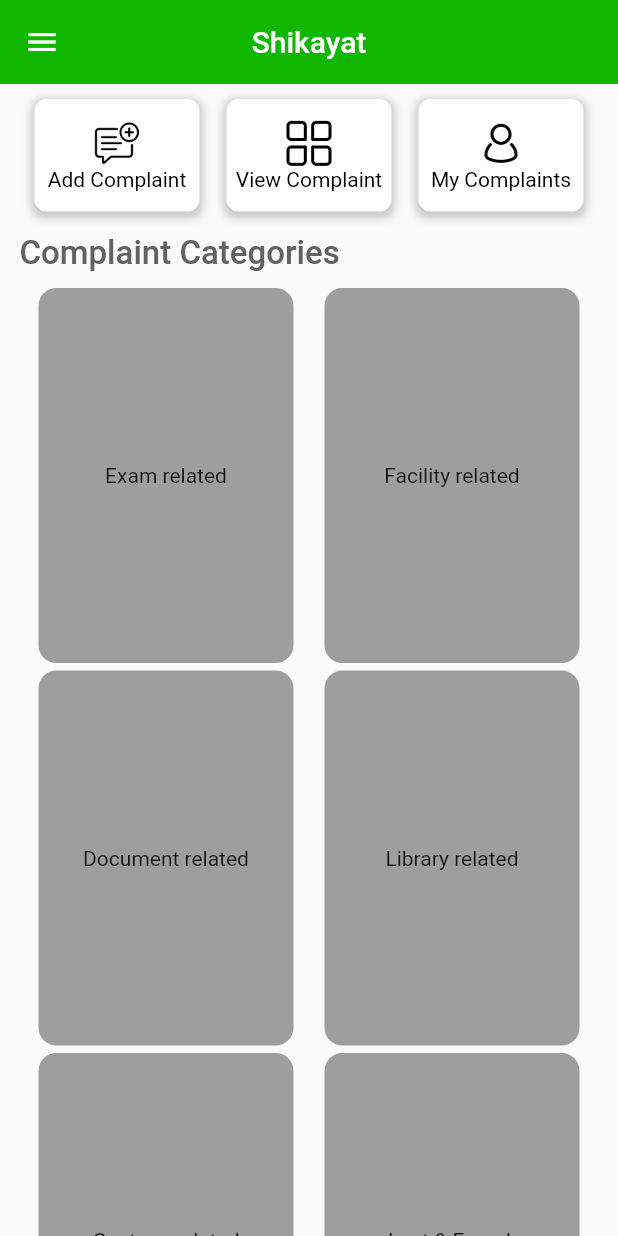
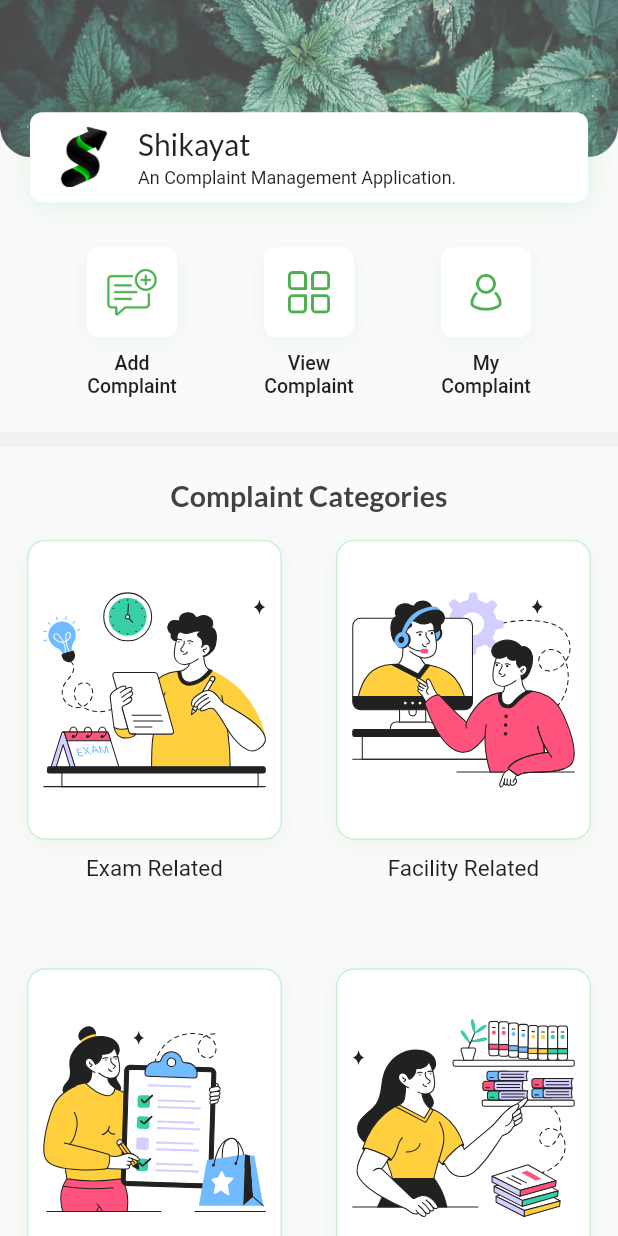
Before and after one commit to VikramadityaDev/shikayat, a Flutter app: the screen it shows after launch, on a phone screen of 412 x 824 dp. Run offline on Flutter 3.47's test engine with Material 2 defaults, Android fonts, the phone set to English and light mode, and no system bars; our stand-ins replace firebase_core, google_fonts, lottie; accounts and stored records are empty.

Commit message:
full code updated

```diff
--- a/lib/screens/student/home_screen.dart
+++ b/lib/screens/student/home_screen.dart
@@ -1,278 +1,472 @@
 import 'package:flutter/material.dart';
+import 'package:google_fonts/google_fonts.dart';
+import 'package:lottie/lottie.dart';
+import 'package:shikayat/categories/canteen.dart';
+import 'package:shikayat/categories/document.dart';
+import 'package:shikayat/categories/exam.dart';
+import 'package:shikayat/categories/facility.dart';
+import 'package:shikayat/categories/library.dart';
+import 'package:shikayat/categories/lost&found.dart';
+import 'package:shikayat/utils/assets.dart';
 
-class HomeScreen extends StatefulWidget {
+class HomeScreen extends StatefulWidget with WidgetsBindingObserver {
   const HomeScreen({super.key});
 
   @override
   State<HomeScreen> createState() => _HomeScreenState();
 }
 
-class _HomeScreenState extends State<HomeScreen> {
+class _HomeScreenState extends State<HomeScreen>
+    with TickerProviderStateMixin, WidgetsBindingObserver {
   final scaffoldKey = GlobalKey<ScaffoldState>();
+
+  late AnimationController slideController;
+  late Animation<double> slideAnimation;
+  List<Map<String, dynamic>> columnData = [];
+
+  @override
+  void initState() {
+    super.initState();
+    WidgetsBinding.instance.addObserver(this);
+    slideController = AnimationController(
+      vsync: this,
+      duration: const Duration(seconds: 2),
+    );
+    slideAnimation = Tween<double>(
+      begin: 0.0,
+      end: 1.0,
+    ).animate(
+      CurvedAnimation(
+        parent: slideController,
+        curve: Curves.easeOut,
+      ),
+    );
+    slideController.forward();
+  }
+
+  @override
+  void dispose() {
+    WidgetsBinding.instance.removeObserver(this);
+    slideController.dispose();
+    super.dispose();
+  }
+
+  List<Map<String, dynamic>> _buildColumnData(BuildContext context) {
+    return [
+      {
+        'asset': MyAssets.examRelated,
+        'name': 'Exam Related',
+        'onPress': () {
+          Navigator.push(
+            context,
+            MaterialPageRoute(builder: (context) => const Exam()),
+          );
+        },
+      },
+      {
+        'asset': MyAssets.facilityRelated,
+        'name': 'Facility Related',
+        'onPress': () {
+          Navigator.push(
+            context,
+            MaterialPageRoute(builder: (context) => const Facility()),
+          );
+        },
+      },
+      {
+        'asset': MyAssets.documentRelated,
+        'name': 'Document Related',
+        'onPress': () {
+          Navigator.push(
+            context,
+            MaterialPageRoute(builder: (context) => const Document()),
+          );
+        },
+      },
+      {
+        'asset': MyAssets.libraryRelated,
+        'name': 'Library Related',
+        'onPress': () {
+          Navigator.push(
+            context,
+            MaterialPageRoute(builder: (context) => const Library()),
+          );
+        },
+      },
+      {
+        'asset': MyAssets.canteenRelated,
+        'name': 'Canteen Related',
+        'onPress': () {
+          Navigator.push(
+            context,
+            MaterialPageRoute(builder: (context) => const Canteen()),
+          );
+        },
+      },
+      {
+        'asset': MyAssets.lostAndFound,
+        'name': 'Lost & Found Related',
+        'onPress': () {
+          Navigator.push(
+            context,
+            MaterialPageRoute(builder: (context) => const LostAndFound()),
+          );
+        },
+      },
+    ];
+  }
+
+  @override
+  void didChangeAppLifecycleState(AppLifecycleState state) {
+    if (state == AppLifecycleState.resumed) {
+      slideController.forward();
+    }
+  }
 
   @override
   Widget build(BuildContext context) {
+    columnData = _buildColumnData(context);
     return SafeArea(
       child: Scaffold(
         key: scaffoldKey,
-        appBar: AppBar(
-          centerTitle: true,
-          title: const Text(
-            "Shikayat",
+        body: GestureDetector(
+          onTap: () => FocusScope.of(context).unfocus(),
+          child: ListView(
+            physics: const BouncingScrollPhysics(),
+            children: [
+              Column(
+                children: [
+                  buildHeader(),
+                  const SizedBox(
+                    height: 20,
                   ),
-          elevation: 0,
-          backgroundColor: const Color(0xFF10B600),
+                  buildAddViewComplaintRow(),
+                  const SizedBox(
+                    height: 20,
                   ),
-        drawer: Drawer(
-          backgroundColor: Colors.white,
-          child: ListView(
-            padding: EdgeInsets.zero,
-            children: [
-              const UserAccountsDrawerHeader(
-                decoration: BoxDecoration(color: Color(0xFF10B600),),
-                accountName: Text('User Name'),
-                accountEmail: Text('Lpcps@example.com'),
-                currentAccountPicture: CircleAvatar(
-                  backgroundColor: Colors.white,
-                  child: Icon(Icons.person),
+                  Divider(
+                    thickness: 10,
+                    color: Colors.grey.withOpacity(0.1),
+                  ),
+                  SlideTransition(
+                    position: Tween<Offset>(
+                      begin: const Offset(0, 0.25),
+                      end: const Offset(0, 0),
+                    ).animate(
+                      CurvedAnimation(
+                        parent: slideController,
+                        curve: Curves.easeOut,
                       ),
                     ),
-              ListTile(
-                leading: const Icon(Icons.home),
-                title: const Text('Home'),
-                onTap: () {
-                  Navigator.pop(context);
-                },
+                    child: Padding(
+                      padding: const EdgeInsets.symmetric(
+                          horizontal: 24, vertical: 18),
+                      child: Text(
+                        "Complaint Categories",
+                        style: GoogleFonts.lato(
+                          fontWeight: FontWeight.w600,
+                          fontSize: 19,
+                          color: Colors.grey[800],
                         ),
-              ListTile(
-                leading: const Icon(Icons.settings),
-                title: const Text('Settings'),
-                onTap: () {
-                  Navigator.pop(context);
+                      ),
+                    ),
+                  ),
+                  GridView.builder(
+                    padding: const EdgeInsets.symmetric(horizontal: 10.0),
+                    gridDelegate:
+                        const SliverGridDelegateWithFixedCrossAxisCount(
+                      crossAxisCount: 2,
+                      crossAxisSpacing: 20.0,
+                      mainAxisSpacing: 8.0,
+                      childAspectRatio: 0.67,
+                    ),
+                    itemCount: columnData.length,
+                    shrinkWrap: true,
+                    physics: const NeverScrollableScrollPhysics(),
+                    itemBuilder: (context, index) {
+                      return SlideTransition(
+                          position: Tween<Offset>(
+                            begin: const Offset(0, 0.25),
+                            end: const Offset(0, 0),
+                          ).animate(
+                            CurvedAnimation(
+                              parent: slideController,
+                              curve: Interval(index / columnData.length, 1.0,
+                                  curve: Curves.easeOut),
+                            ),
+                          ),
+                          child: buildColumn(
+                            context,
+                            columnData[index]['asset'],
+                            columnData[index]['name'],
+                            columnData[index]['onPress'],
+                          ),
+                      );
                     },
                   ),
                 ],
               ),
+            ],
           ),
-        body: GestureDetector(
-          onTap: () => FocusScope.of(context).unfocus(),
-          child: SingleChildScrollView(
-            child: Padding(
-              padding: const EdgeInsets.all(5.0),
-              child: Column(
-                  crossAxisAlignment: CrossAxisAlignment.start,
+        ),
+      ),
+    );
+  }
+
+  Widget buildHeader() {
+    return Stack(
       children: [
-                    const SizedBox(
-                      height: 5,
+        Padding(
+          padding: const EdgeInsets.only(bottom: 40),
+          child: Image.asset('assets/decoration.png'),
         ),
-                    Row(
-                      mainAxisAlignment: MainAxisAlignment.spaceEvenly,
-                      children: [
-                        Container(
-                          alignment: Alignment.center,
-                          width: 110.0,
-                          height: 75,
+        Positioned(
+          bottom: 10,
+          right: 20,
+          left: 20,
+          child: Container(
+            width: MediaQuery.of(context).size.width * 0.8,
+            height: 60,
             decoration: BoxDecoration(
                 color: Colors.white,
                 borderRadius: BorderRadius.circular(8),
                 boxShadow: [
                   BoxShadow(
-                                color: Colors.black.withOpacity(0.2),
-                                // Shadow color
-                                spreadRadius: 2,
-                                // Spread radius
-                                blurRadius: 4,
-                                // Blur radius
-                                offset: const Offset(
-                                    0, 2), // Offset from the bottom
+                    color: const Color(0xFF50CD6D).withOpacity(0.2),
+                    blurRadius: 16,
+                    offset: const Offset(1, 1),
                   ),
+                ]),
+            child: Padding(
+              padding: const EdgeInsets.symmetric(
+                horizontal: 16,
+              ),
+              child: Row(
+                children: [
+                  Image.asset(
+                    'assets/shikayat_logo.png',
+                    height: 40,
+                  ),
+                  const SizedBox(
+                    width: 16,
+                  ),
+                  Column(
+                    mainAxisAlignment: MainAxisAlignment.center,
+                    crossAxisAlignment: CrossAxisAlignment.start,
+                    children: [
+                      Text(
+                        'Shikayat',
+                        style: GoogleFonts.lato(
+                          fontSize: 20,
+                          fontWeight: FontWeight.w500,
+                        ),
+                      ),
+                      const SizedBox(
+                        height: 4,
+                      ),
+                      const Text(
+                        "An Complaint Management Application.",
+                        style: TextStyle(
+                            fontSize: 12, fontWeight: FontWeight.w400),
+                      )
                     ],
-                          ),
-                          child: const Column(
-                            mainAxisAlignment: MainAxisAlignment.center,
-                            children: [
-                              Image(
-                                image: AssetImage('assets/add_message.png'),
-                                width: 32,
-                                height: 32,
-                              ),
-                              SizedBox(width: 8),
-                              Text(
-                                "Add Complaint",
-                                style: TextStyle(color: Colors.black),
-                              ),
+                  )
                 ],
               ),
             ),
+          ),
+        )
+      ],
+    );
+  }
+
+  Widget buildAddViewComplaintRow() {
+    return Row(
+      mainAxisAlignment: MainAxisAlignment.spaceEvenly,
+      children: [
+        SlideTransition(
+          position: Tween<Offset>(
+            begin: const Offset(0, 0.25),
+            end: const Offset(0, 0),
+          ).animate(
+            CurvedAnimation(
+              parent: slideController,
+              curve: Curves.easeOut,
+            ),
+          ),
+          child: SizedBox(
+            width: 60,
+            child: Column(
+              mainAxisAlignment: MainAxisAlignment.start,
+              crossAxisAlignment: CrossAxisAlignment.center,
+              children: [
                 Container(
-                          alignment: Alignment.center,
-                          width: 110.0,
-                          height: 75,
+                  width: 60,
+                  height: 60,
+                  margin: const EdgeInsets.only(bottom: 10),
                   decoration: BoxDecoration(
                       color: Colors.white,
                       borderRadius: BorderRadius.circular(8),
                       boxShadow: [
                         BoxShadow(
-                                color: Colors.black.withOpacity(0.2),
-                                // Shadow color
-                                spreadRadius: 2,
-                                // Spread radius
-                                blurRadius: 4,
-                                // Blur radius
-                                offset: const Offset(
-                                    0, 2), // Offset from the bottom
+                          color: const Color(0xFF50CD6D).withOpacity(0.1),
+                          blurRadius: 10,
+                          offset: const Offset(0, 3),
                         ),
-                            ],
+                      ]),
+                  child: const Padding(
+                    padding: EdgeInsets.all(12.0),
+                    child: Image(
+                        color: Colors.green,
+                        image: AssetImage('assets/add_message.png')),
                   ),
-                          child: const Column(
-                            mainAxisAlignment: MainAxisAlignment.center,
-                            children: [
-                              Image(
-                                image: AssetImage('assets/view.png'),
-                                width: 32,
-                                height: 32,
                 ),
-                              SizedBox(width: 8),
-                              Text(
-                                "View Complaint",
-                                style: TextStyle(color: Colors.black),
-                              ),
+                const Text(
+                  'Add Complaint',
+                  maxLines: 2,
+                  textAlign: TextAlign.center,
+                  style: TextStyle(fontSize: 13, fontWeight: FontWeight.w500),
+                )
               ],
             ),
           ),
+        ),
+        SlideTransition(
+          position: Tween<Offset>(
+            begin: const Offset(0, 0.25),
+            end: const Offset(0, 0),
+          ).animate(
+            CurvedAnimation(
+              parent: slideController,
+              curve: Curves.easeOut,
+            ),
+          ),
+          child: SizedBox(
+            width: 60,
+            child: Column(
+              mainAxisAlignment: MainAxisAlignment.start,
+              crossAxisAlignment: CrossAxisAlignment.center,
+              children: [
                 Container(
-                          alignment: Alignment.center,
-                          width: 110.0,
-                          height: 75,
+                  width: 60,
+                  height: 60,
+                  margin: const EdgeInsets.only(bottom: 10),
                   decoration: BoxDecoration(
                       color: Colors.white,
                       borderRadius: BorderRadius.circular(8),
                       boxShadow: [
                         BoxShadow(
-                                color: Colors.black.withOpacity(0.2),
-                                // Shadow color
-                                spreadRadius: 2,
-                                // Spread radius
-                                blurRadius: 4,
-                                // Blur radius
-                                offset: const Offset(
-                                    0, 2), // Offset from the bottom
+                          color: const Color(0xFF50CD6D).withOpacity(0.1),
+                          blurRadius: 10,
+                          offset: const Offset(0, 3),
+                        ),
+                      ],),
+                  child: const Padding(
+                    padding: EdgeInsets.all(15.0),
+                    child: Image(
+                        color: Colors.green,
+                        image: AssetImage('assets/view.png'),),
+                  ),
+                ),
+                const Text(
+                  'View Complaint',
+                  maxLines: 2,
+                  textAlign: TextAlign.center,
+                  style: TextStyle(fontSize: 13, fontWeight: FontWeight.w500),
+                )
+              ],
+            ),
+          ),
+        ),
+        SlideTransition(
+          position: Tween<Offset>(
+            begin: const Offset(0, 0.25),
+            end: const Offset(0, 0),
+          ).animate(
+            CurvedAnimation(
+              parent: slideController,
+              curve: Curves.easeOut,
+            ),
+          ),
+          child: SizedBox(
+            width: 60,
+            child: Column(
+              mainAxisAlignment: MainAxisAlignment.start,
+              crossAxisAlignment: CrossAxisAlignment.center,
+              children: [
+                Container(
+                  width: 60,
+                  height: 60,
+                  margin: const EdgeInsets.only(bottom: 10),
+                  decoration: BoxDecoration(
+                      color: Colors.white,
+                      borderRadius: BorderRadius.circular(8),
+                      boxShadow: [
+                        BoxShadow(
+                          color: const Color(0xFF50CD6D).withOpacity(0.1),
+                          blurRadius: 10,
+                          offset: const Offset(0, 3),
+                        ),
+                      ]),
+                  child: const Padding(
+                    padding: EdgeInsets.all(15.0),
+                    child: Image(
+                        color: Colors.green,
+                        image: AssetImage('assets/account.png')),
+                  ),
+                ),
+                const Text(
+                  'My Complaint',
+                  maxLines: 2,
+                  textAlign: TextAlign.center,
+                  style: TextStyle(fontSize: 13, fontWeight: FontWeight.w500),
+                )
+              ],
+            ),
+          ),
+        ),
+      ],
+    );
+  }
+
+  Widget buildColumn(BuildContext context, String assetPath, String name,
+      VoidCallback? onPress) {
+    return Column(
+      children: [
+        GestureDetector(
+          onTap: onPress,
+          child: Container(
+            alignment: Alignment.center,
+            height: 200,
+            width: 170,
+            decoration: BoxDecoration(
+              color: Colors.white,
+              borderRadius: BorderRadius.circular(12),
+              border:
+                  Border.all(color: const Color(0xFF50CD6D).withOpacity(0.3)),
+              boxShadow: [
+                BoxShadow(
+                  color: const Color(0xFF50CD6D).withOpacity(0.1),
+                  blurRadius: 10,
+                  offset: const Offset(0, 3),
                 ),
               ],
             ),
-                          child: const Column(
-                            mainAxisAlignment: MainAxisAlignment.center,
-                            children: [
-                              Image(
-                                image: AssetImage('assets/account.png'),
-                                width: 32,
-                                height: 32,
-                              ),
-                              SizedBox(width: 8),
-                              Text(
-                                "My Complaints",
-                                style: TextStyle(color: Colors.black),
-                              ),
-                            ],
-                          ),
-                        ),
-                      ],
-                    ),
-                    const SizedBox(
-                      height: 5,
-                    ),
-                    Padding(
-                      padding:
-                          const EdgeInsets.only(left: 8.0, right: 8.0, bottom: 10.0, top: 10.0),
-                      child: Text(
-                        "Complaint Categories",
-                        style: TextStyle(
-                            fontWeight: FontWeight.w500,
-                            fontSize: 22,
-                          color: Colors.grey[700],
+            child: Hero(
+              tag: 'location-img-$assetPath',
+              child: Lottie.asset(assetPath),
             ),
           ),
         ),
-                    Row(
-                      mainAxisAlignment: MainAxisAlignment.spaceEvenly,
-                      children: [
-                        Container(
-                          alignment: Alignment.center,
-                          height: 250,
-                          width: 170,
-                          decoration: BoxDecoration(
-                              color: Colors.grey,
-                              borderRadius: BorderRadius.circular(12)),
-                          child: const Text("Exam related"),
+        const SizedBox(height: 10),
+        Text(
+          name,
+          maxLines: 2,
+          textAlign: TextAlign.center,
+          style: const TextStyle(fontSize: 15, fontWeight: FontWeight.w400),
         ),
-                        Container(
-                          alignment: Alignment.center,
-                          height: 250,
-                          width: 170,
-                          decoration: BoxDecoration(
-                              color: Colors.grey,
-                              borderRadius: BorderRadius.circular(12)),
-                          child: const Text("Facility related"),
-                        )
+        const SizedBox(height: 10),
       ],
-                    ),
-                    const SizedBox(
-                      height: 5,
-                    ),
-                    Row(
-                      mainAxisAlignment: MainAxisAlignment.spaceEvenly,
-                      children: [
-                        Container(
-                          alignment: Alignment.center,
-                          height: 250,
-                          width: 170,
-                          decoration: BoxDecoration(
-                              color: Colors.grey,
-                              borderRadius: BorderRadius.circular(12)),
-                          child: const Text("Document related"),
-                        ),
-                        Container(
-                          alignment: Alignment.center,
-                          height: 250,
-                          width: 170,
-                          decoration: BoxDecoration(
-                              color: Colors.grey,
-                              borderRadius: BorderRadius.circular(12)),
-                          child: const Text("Library related"),
-                        )
-                      ],
-                    ),
-                    const SizedBox(
-                      height: 5,
-                    ),
-                    Row(
-                      mainAxisAlignment: MainAxisAlignment.spaceEvenly,
-                      children: [
-                        Container(
-                          alignment: Alignment.center,
-                          height: 250,
-                          width: 170,
-                          decoration: BoxDecoration(
-                              color: Colors.grey,
-                              borderRadius: BorderRadius.circular(12)),
-                          child: const Text("Canteen related"),
-                        ),
-                        Container(
-                          alignment: Alignment.center,
-                          height: 250,
-                          width: 170,
-                          decoration: BoxDecoration(
-                              color: Colors.grey,
-                              borderRadius: BorderRadius.circular(12)),
-                          child: const Text("Lost & Found "),
-                        )
-                      ],
-                    )
-                  ]),
-            ),
-          ),
-        ),
-      ),
     );
   }
 }
```
Lines whose indentation alone changed are shown as unchanged.
